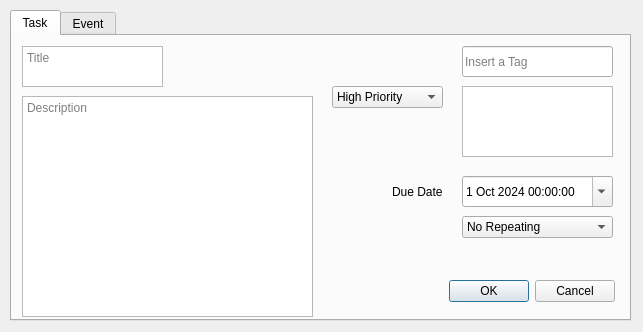
Above: App/AddWindow.ui from BadrGello/Task-Management-App before the change. Below: the same form after it.
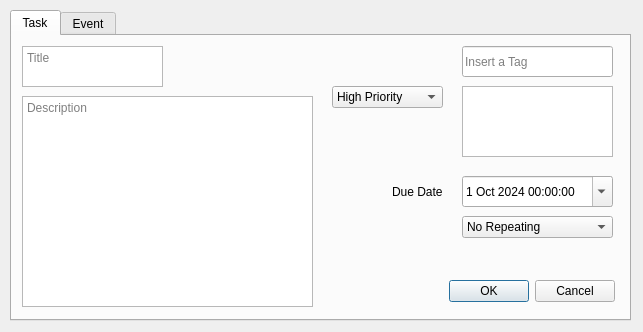
That is the form after the change.

The edit to the form file:
```diff
--- a/App/AddWindow.ui
+++ b/App/AddWindow.ui
@@ -117,7 +117,7 @@
        <x>10</x>
        <y>60</y>
        <width>291</width>
-       <height>221</height>
+       <height>211</height>
       </rect>
      </property>
      <property name="cursor" stdset="0">
```
Left out of the diff: 2 changed lines with no effect on the pictures.
